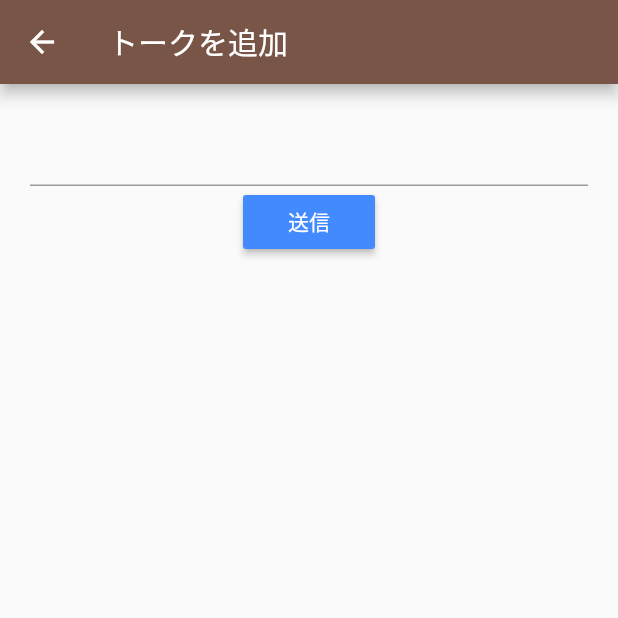
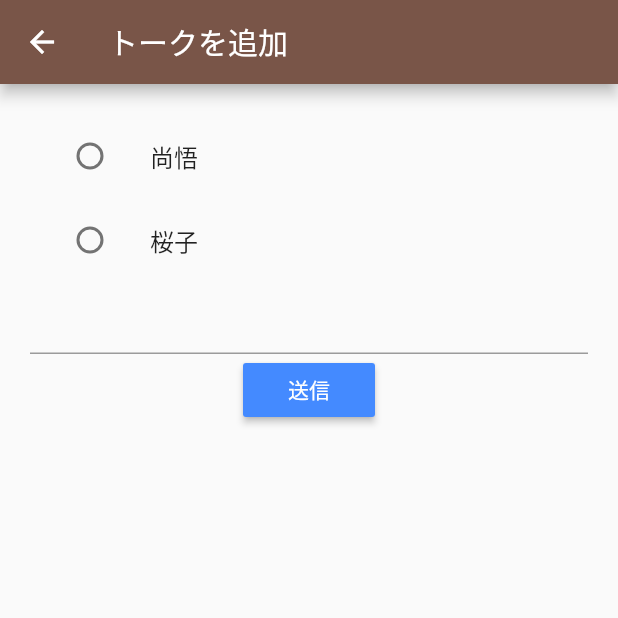
Before and after one commit to sakurako-y0316/sakuline, a Flutter app: the AddTalk screen opened directly, after a tap on "送信", on a phone screen of 412 x 824 dp, the top half of it. Run offline on Flutter 3.47's test engine with Material 2 defaults, Android fonts, the phone set to English and light mode, and no system bars; our stand-ins replace cloud_firestore, firebase_auth, freezed_annotation, random_string, state_notifier; missing offline and left inert: freezed; accounts and stored records are empty.

Commit message:
200709_Lineの出し分け

```diff
--- a/lib/model/talk_model.dart
+++ b/lib/model/talk_model.dart
@@ -2,6 +2,13 @@ class Talk {
   final DateTime createdAt;
   final String talk;
   final String uid;
+  final String fromUserName;
+  final String toUserName;
 
-  Talk({this.createdAt, this.talk, this.uid});
+  Talk(
+      {this.createdAt,
+      this.talk,
+      this.uid,
+      this.fromUserName,
+      this.toUserName});
 }
--- a/lib/screen/talk_screen.dart
+++ b/lib/screen/talk_screen.dart
@@ -15,6 +15,7 @@ class TalkScreen extends StatelessWidget {
                 title: Text('トーク'),
               ),
               body: Container(
+                color: Colors.blue[50],
                 child: ListView.builder(
                     itemCount: model.talkList.length,
                     itemBuilder: (context, index) {
@@ -48,36 +49,38 @@ class TalkScreen extends StatelessWidget {
                           model.fetch();
                         },
                         child: Container(
-                          padding: EdgeInsets.fromLTRB(0, 20, 20, 0),
+                          padding: EdgeInsets.fromLTRB(10, 20, 20, 0),
                           child: Center(
-                              child: Align(
-                                  alignment: Alignment.centerRight,
                               child: Row(
-                                    mainAxisAlignment: MainAxisAlignment.end,
+                            mainAxisAlignment:
+                                model.talkList[index].fromUserName == 'shogo'
+                                    ? MainAxisAlignment.end
+                                    : MainAxisAlignment.start,
                             crossAxisAlignment: CrossAxisAlignment.end,
                             children: <Widget>[
                               Container(
                                 child: Text(
                                   DateFormat('HH: MM')
-                                              .format(model
-                                                  .talkList[index].createdAt)
+                                      .format(model.talkList[index].createdAt)
                                       .toString(),
-                                          style: TextStyle(
-                                              color: Colors.grey[500]),
+                                  style: TextStyle(color: Colors.grey[500]),
                                 ),
                               ),
                               SizedBox(width: 5),
                               Container(
                                 padding: EdgeInsets.all(7),
                                 width: 150,
-                                        color: Colors.lightGreen[600],
+                                color: model.talkList[index].fromUserName ==
+                                        'shogo'
+                                    ? Colors.lightGreen[400]
+                                    : Colors.white,
                                 child: Text(
                                   model.talkList[index].talk,
-                                          style: TextStyle(color: Colors.white),
+                                  style: TextStyle(color: Colors.black),
                                 ),
                               )
                             ],
-                                  ))),
+                          )),
                         ),
                       );
                     }),
@@ -103,10 +106,23 @@ class TalkScreen extends StatelessWidget {
   }
 }
 
-class AddTalk extends StatelessWidget {
+class AddTalk extends StatefulWidget {
   final TalkScreenViewModel model;
+  AddTalk({this.model});
 
-  const AddTalk({this.model});
+  @override
+  _AddTalkState createState() => _AddTalkState();
+}
+
+class _AddTalkState extends State<AddTalk> {
+  String userName;
+
+  setName(String name) {
+    setState(() {
+      this.userName = name;
+    });
+    widget.model.fromUserName = name;
+  }
 
   @override
   Widget build(BuildContext context) {
@@ -116,7 +132,27 @@ class AddTalk extends StatelessWidget {
           padding: EdgeInsets.all(20),
           child: Column(
             children: <Widget>[
-              TextFormField(onChanged: (val) => model.talk = val),
+              ListTile(
+                title: const Text('尚悟'),
+                leading: Radio(
+                  value: "shogo",
+                  groupValue: userName,
+                  onChanged: (val) {
+                    setName(val);
+                  },
+                ),
+              ),
+              ListTile(
+                title: const Text('桜子'),
+                leading: Radio(
+                  value: "sakurako",
+                  groupValue: userName,
+                  onChanged: (val) {
+                    setName(val);
+                  },
+                ),
+              ),
+              TextFormField(onChanged: (val) => widget.model.talk = val),
               RaisedButton(
                 color: Colors.blueAccent,
                 child: Text(
@@ -127,8 +163,8 @@ class AddTalk extends StatelessWidget {
                   ),
                 ),
                 onPressed: () async {
-                  await model.addTalk();
-                  model.fetch();
+                  await widget.model.addTalk();
+                  widget.model.fetch();
                   Navigator.pop(context);
                 },
               )
```
Also changed, not shown: lib/view_model/talk_screen_view_model.dart (+22 -3 lines). Lines whose indentation alone changed are shown as unchanged.
